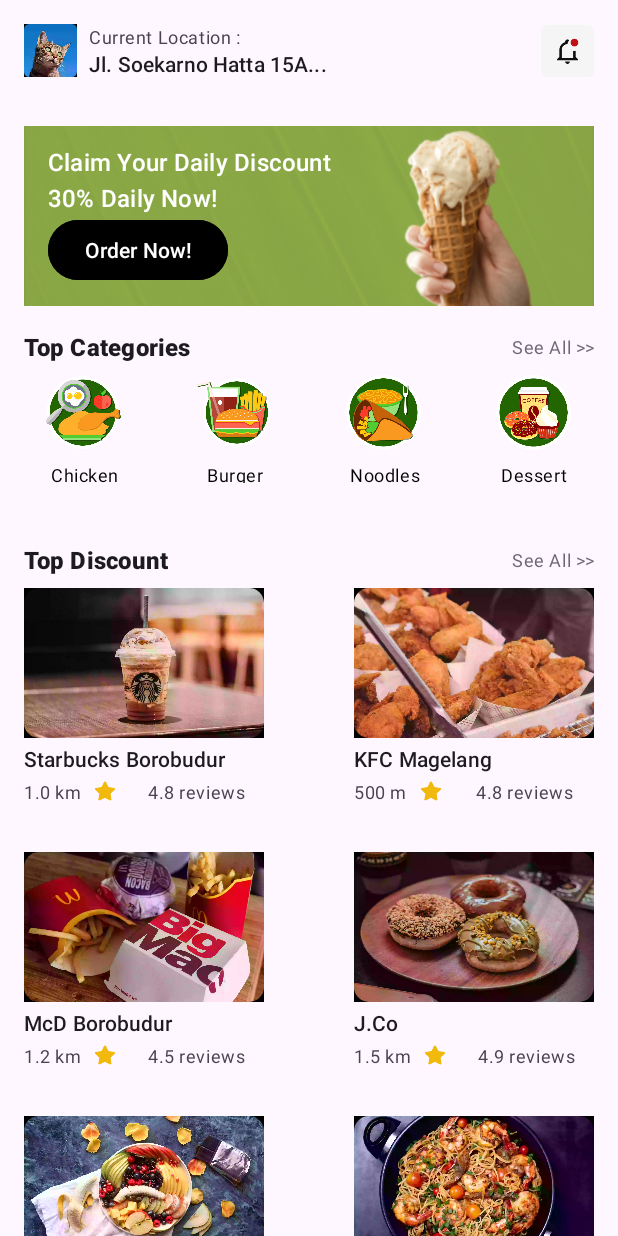
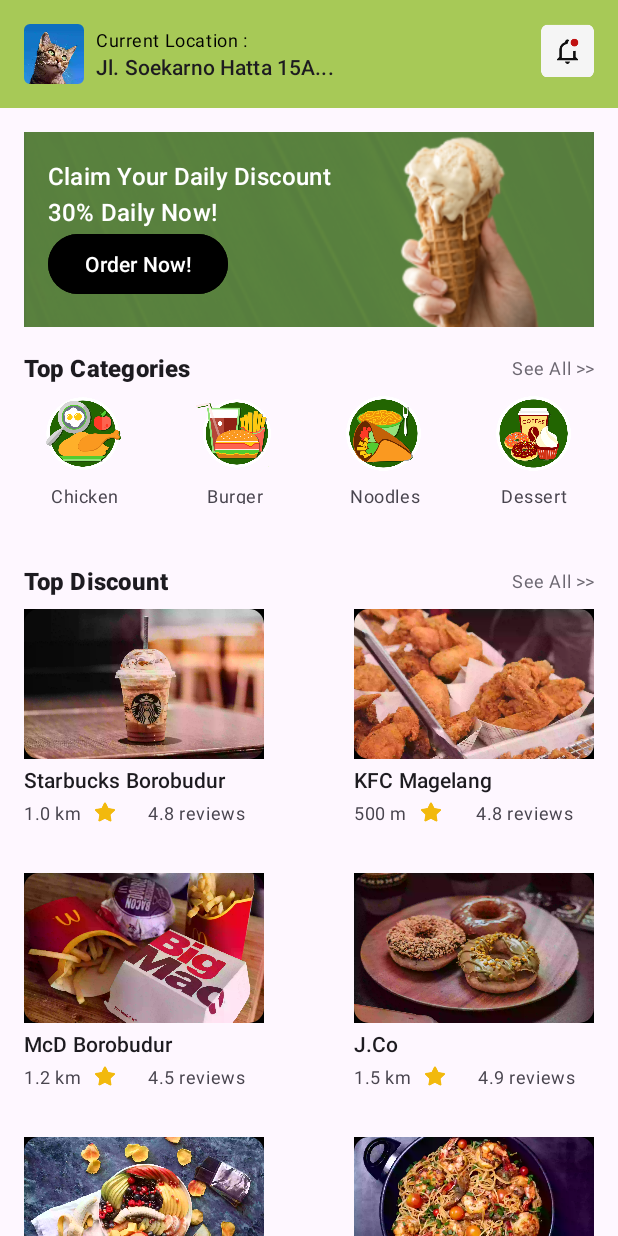
Before and after one commit to Budiart18/FoodGo-FoodDeliveryApp, an Android app: the screen it shows after launch (MainActivity), on a phone screen of 412 x 824 dp. Run offline under Robolectric (Android 15) with nearby library versions, the light colour scheme and no system bars.

Commit message:
Change Background color in header and Finishing

```diff
--- a/app/src/main/res/layout/activity_main.xml
+++ b/app/src/main/res/layout/activity_main.xml
@@ -7,7 +7,7 @@
     tools:context=".MainActivity">
 
     <ScrollView
-        android:id="@+id/sv_food_go_apps"
+        android:id="@+id/sv_home_page"
         android:layout_width="match_parent"
         android:layout_height="0dp"
         app:layout_constraintTop_toTopOf="parent"
@@ -23,12 +23,13 @@
                 android:layout_width="match_parent"
                 android:layout_height="wrap_content"
                 android:padding="16dp"
+                android:background="@color/app_color_primary"
                 app:layout_constraintTop_toTopOf="parent">
 
                 <com.google.android.material.imageview.ShapeableImageView
                     android:id="@+id/siv_profile_img"
-                    android:layout_width="35dp"
-                    android:layout_height="35dp"
+                    android:layout_width="40dp"
+                    android:layout_height="40dp"
                     android:src="@drawable/iv_profile_picture"
                     app:layout_constraintStart_toStartOf="parent"
                     app:layout_constraintTop_toTopOf="parent"
@@ -50,7 +51,8 @@
                         android:layout_width="match_parent"
                         android:layout_height="wrap_content"
                         style="@style/TextAppearance.Material3.BodySmall"
-                        android:text="@string/text_current_location" />
+                        android:text="@string/text_current_location"
+                        android:textColor="@color/black"/>
 
                     <TextView
                         android:id="@+id/tv_user_location"
@@ -83,7 +85,7 @@
                 <androidx.constraintlayout.widget.ConstraintLayout
                     android:id="@+id/cl_banner"
                     android:layout_width="match_parent"
-                    android:layout_height="120dp">
+                    android:layout_height="130dp">
 
                     <ImageView
                         android:id="@+id/iv_background_banner"
@@ -96,7 +98,7 @@
                         android:layout_width="match_parent"
                         android:layout_height="match_parent"
                         android:alpha="0.8"
-                        android:background="@color/app_color_primary" />
+                        android:background="@color/app_color_secondary" />
 
                     <androidx.constraintlayout.widget.ConstraintLayout
                         android:layout_width="match_parent"
@@ -108,7 +110,7 @@
                             android:id="@+id/ll_banner_desc"
                             android:layout_width="0dp"
                             android:layout_height="match_parent"
-                            android:layout_marginVertical="4dp"
+                            android:layout_marginVertical="8dp"
                             android:gravity="center_vertical"
                             android:orientation="vertical"
                             app:layout_constraintEnd_toStartOf="@+id/iv_food_banner"
@@ -222,8 +224,7 @@
                             android:layout_marginVertical="8dp"
                             android:maxLines="2"
                             android:text="@string/text_top_cat_1"
-                            android:textAlignment="center"
-                            android:textColor="@color/black" />
+                            android:textAlignment="center" />
                     </LinearLayout>
 
                     <LinearLayout
@@ -248,8 +249,7 @@
                             android:layout_marginVertical="8dp"
                             android:maxLines="2"
                             android:text="@string/text_top_cat_2"
-                            android:textAlignment="center"
-                            android:textColor="@color/black" />
+                            android:textAlignment="center" />
                     </LinearLayout>
 
                     <LinearLayout
@@ -274,8 +274,7 @@
                             android:layout_marginVertical="8dp"
                             android:maxLines="2"
                             android:text="@string/text_top_cat_3"
-                            android:textAlignment="center"
-                            android:textColor="@color/black" />
+                            android:textAlignment="center" />
                     </LinearLayout>
 
                     <LinearLayout
@@ -299,8 +298,7 @@
                             android:layout_marginVertical="8dp"
                             android:maxLines="2"
                             android:text="@string/text_top_cat_4"
-                            android:textAlignment="center"
-                            android:textColor="@color/black" />
+                            android:textAlignment="center" />
                     </LinearLayout>
 
                 </androidx.constraintlayout.widget.ConstraintLayout>
```
